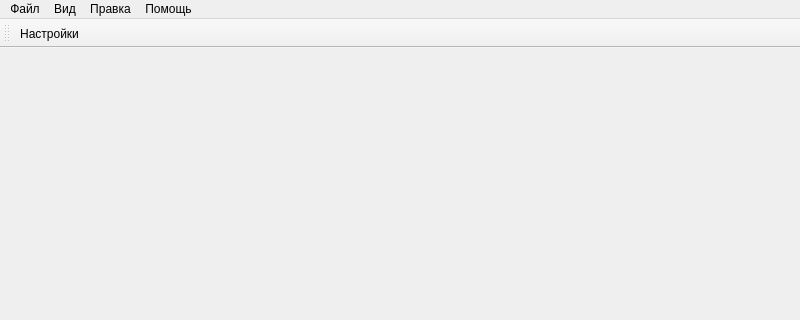
The window that widget_template/mainwindow.ui (nayk1982/widget_template) describes before a commit, drawn with Qt 5; both pictures show x 0 to 800 and y 0 to 320 of the 800 by 600 pixel window.
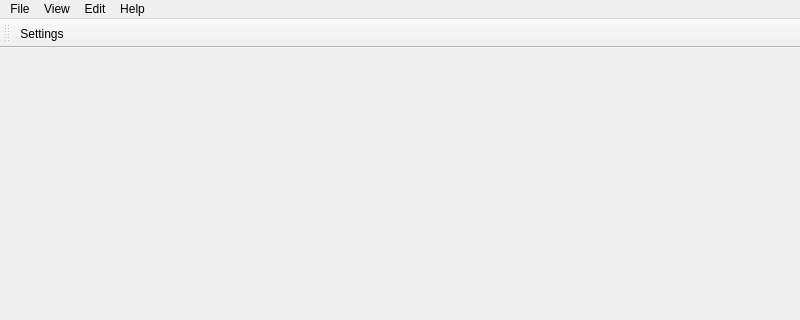
The same window after the commit. Icons and pictures are not drawn.

The edit to the form file:
```diff
--- a/widget_template/mainwindow.ui
+++ b/widget_template/mainwindow.ui
@@ -26,30 +26,30 @@
      <x>0</x>
      <y>0</y>
      <width>800</width>
-     <height>20</height>
+     <height>24</height>
     </rect>
    </property>
    <widget class="QMenu" name="menuFile">
     <property name="title">
-     <string>Файл</string>
+     <string>File</string>
     </property>
     <addaction name="actionExit"/>
    </widget>
    <widget class="QMenu" name="menuView">
     <property name="title">
-     <string>Вид</string>
+     <string>View</string>
     </property>
     <addaction name="actionToolBar"/>
    </widget>
    <widget class="QMenu" name="menuEdit">
     <property name="title">
-     <string>Правка</string>
+     <string>Edit</string>
     </property>
     <addaction name="actionSettings"/>
    </widget>
    <widget class="QMenu" name="menuHelp">
     <property name="title">
-     <string>Помощь</string>
+     <string>Help</string>
     </property>
     <property name="separatorsCollapsible">
      <bool>false</bool>
@@ -109,7 +109,7 @@
      <normaloff>:/icons/settings_48px.png</normaloff>:/icons/settings_48px.png</iconset>
    </property>
    <property name="text">
-    <string>Настройки...</string>
+    <string>Settings...</string>
    </property>
   </action>
   <action name="actionAbout">
```
Left out of the diff: 6 changed lines with no effect on the pictures.
